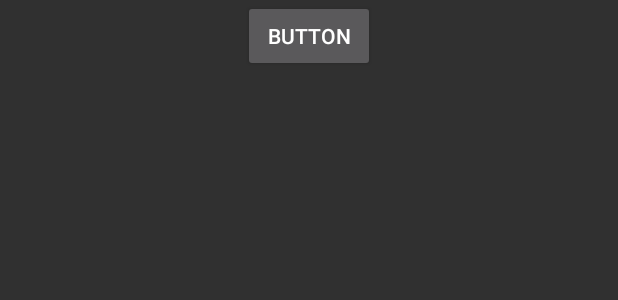
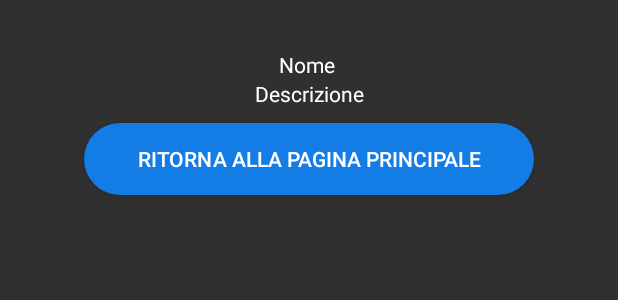
Before and after one commit to DanieleFerrillo/AppShopList, an Android app: the layout dettaglio_prodotto.xml on its own in the app's theme, with its tools: preview values and no code run, on a phone screen of 412 x 824 dp. Shown: the top 300 px of the screen. Run offline under Robolectric (Android 15) with nearby library versions, the phone set to English and light mode, and no system bars; Roboto replaces fonts that are not available here.

```diff
--- a/app/src/main/res/layout/dettaglio_prodotto.xml
+++ b/app/src/main/res/layout/dettaglio_prodotto.xml
@@ -3,10 +3,33 @@
     android:orientation="vertical" android:layout_width="match_parent"
     android:layout_height="match_parent">
 
+
+
+    <TextView
+        android:id="@+id/textView1"
+        android:layout_width="match_parent"
+        android:layout_height="wrap_content"
+        android:layout_marginTop="50px"
+        android:gravity="center"
+        android:textColor="#ffffff"
+        android:text="Nome " />
+
+
+    <TextView
+        android:id="@+id/textView2"
+        android:layout_width="match_parent"
+        android:layout_height="wrap_content"
+        android:gravity="center"
+        android:text="Descrizione"
+        android:textColor="#ffffff" />
+
     <Button
         android:id="@+id/ritornoPaginaPrincipale"
-        android:layout_width="wrap_content"
+        android:layout_width="300dp"
         android:layout_height="wrap_content"
         android:layout_gravity="center"
-        android:text="Button" />
+        android:layout_marginTop="10dp"
+        android:background="@drawable/bottone_arrotondato"
+        android:text="Ritorna alla pagina Principale" />
+
 </LinearLayout>
```
